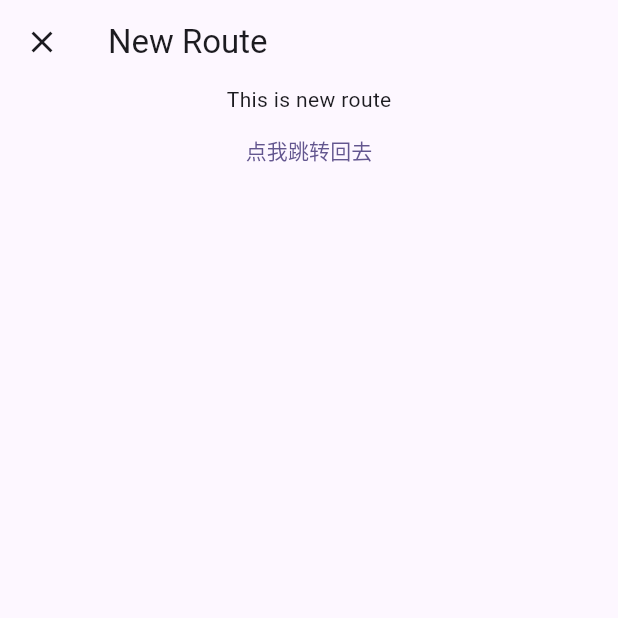
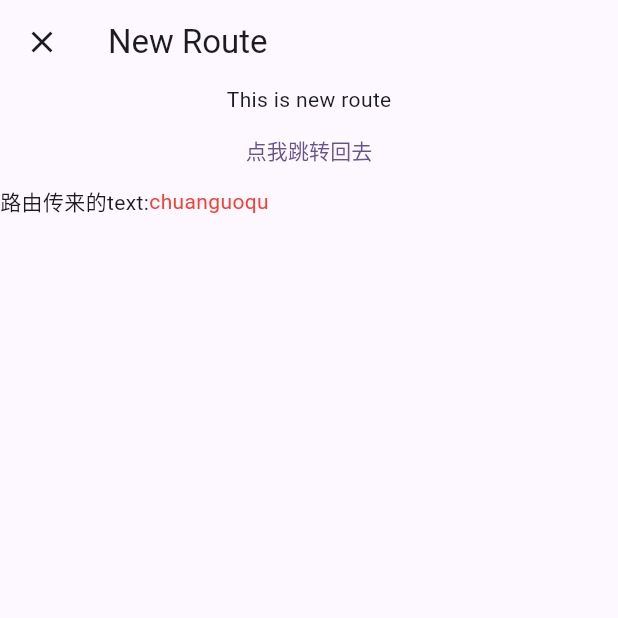
Before and after one commit to 123456hawkins/flutterTutorial, a Flutter app: the screen it shows after launch, after a tap on "点我跳转新页面", on a phone screen of 412 x 824 dp, the top half of it. Run offline on Flutter 3.47's test engine with Material 3 defaults, Android fonts, the phone set to English and light mode, and no system bars; key blocks and very long unbroken strings in the code were emptied for the run.

Commit message:
feat: 新增路由传参

```diff
--- a/lib/main.dart
+++ b/lib/main.dart
@@ -25,6 +25,9 @@ class MyApp extends StatelessWidget {
   }
 }
 class NewRoute extends StatelessWidget{
+   const NewRoute({super.key, required this.text});
+   final String text;
+
   @override
   Widget build(BuildContext context){
     return Scaffold(
@@ -35,7 +38,9 @@ class NewRoute extends StatelessWidget{
         child:Column(
           children: [
             const Text('This is new route'),
-            TextButton(onPressed: ()=>Navigator.pop(context), child: const Text('点我跳转回去'))
+            TextButton(onPressed: ()=>Navigator.pop(context), child: const Text('点我跳转回去')),
+
+            Row(children: [const Text('路由传来的text:'), Text(text,style: const TextStyle(color: Colors.red),)],)
           ],
         )
       ),
@@ -44,7 +49,26 @@ class NewRoute extends StatelessWidget{
 
 }
 
+// tipRoute用于接受路由携带的参数
+class TipRoute extends StatelessWidget{
+  const TipRoute({Key? key,required this.text}):super(key: key);
+  final String text;
 
+  @override
+  Widget build(BuildContext context){
+    return Scaffold(
+      appBar: AppBar(
+        title: Text('路由传参测试'),
+      ),
+      body: Padding(padding: EdgeInsets.all(18),child: Column(
+        children: <Widget>[
+          Text(text),
+          ElevatedButton(onPressed: ()=>Navigator.pop(context,'我是返回值'), child: Text('点我返回'))
+        ],
+      ),),
+    );
+  }
+}
 //测试statelessWidget
 class Echo extends StatelessWidget{
   const Echo({
@@ -141,10 +165,11 @@ class _MyHomePageState extends State<MyHomePage> {
               Navigator.push(
                 context,
                 MaterialPageRoute(builder: (context) {
-                  return NewRoute();
+                  return NewRoute(text:'chuanguoqu');
                 },maintainState: true,fullscreenDialog: true),
               );
-            }, child: const Text('点我跳转新页面'))
+            }, child: const Text('点我跳转新页面')),
+            ElevatedButton(onPressed: ()async{var result=await Navigator.push(context,MaterialPageRoute(builder: (context){return TipRoute(text: '我是提示xxx');}));print('路由返回值:$result');}, child: const Text('打开提示页')),
           ],
         ),
       ),
```
